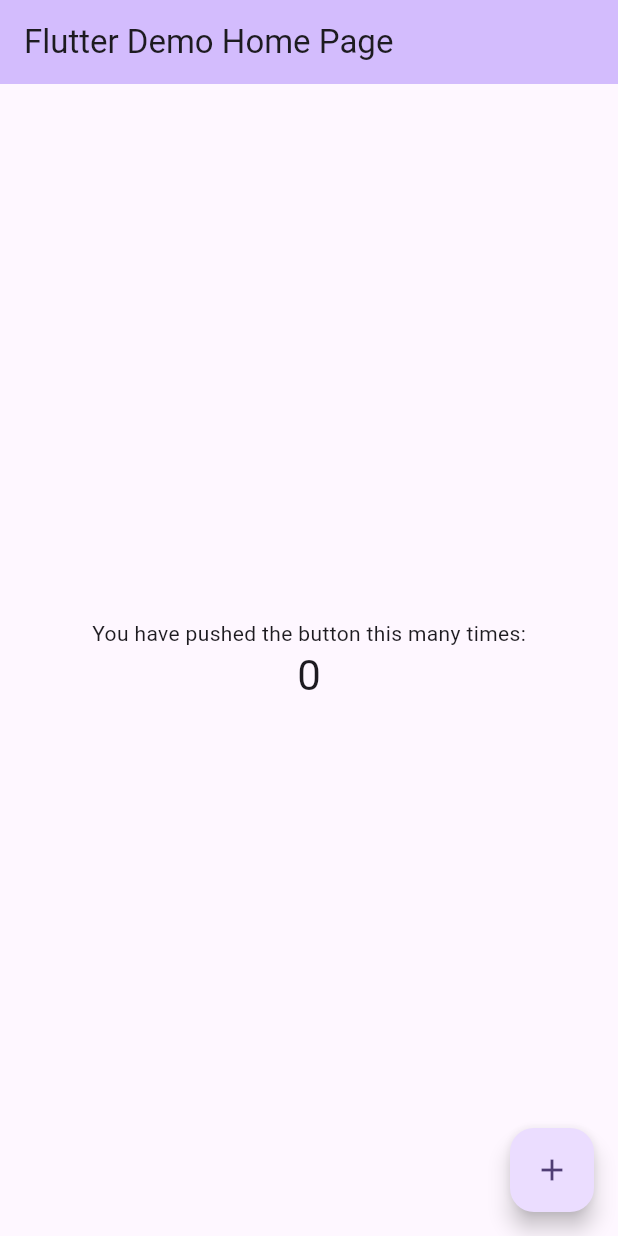
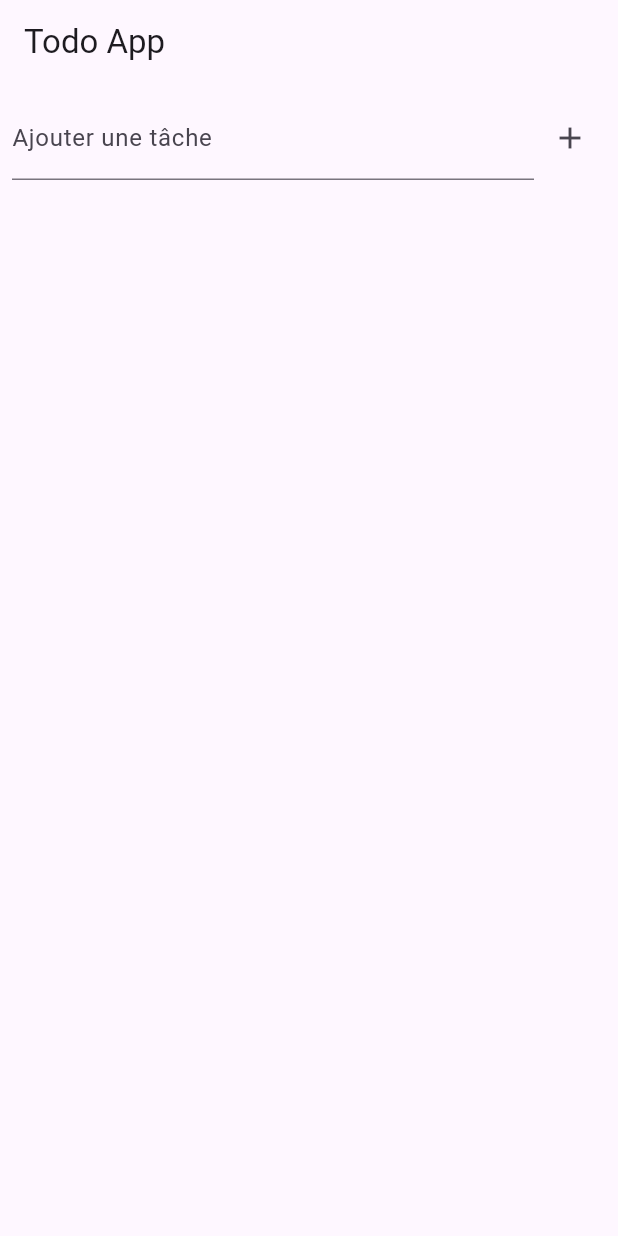
Before and after one commit to SaryDam/projet-web-angular-flutter-cloud, a Flutter app: the screen it shows after launch, on a phone screen of 412 x 824 dp. Run offline on Flutter 3.47's test engine with Material 3 defaults, Android fonts, the phone set to English and light mode, and no system bars.

Commit message:
ajout des composants Flutter

```diff
--- a/ma_todo_flutter/lib/main.dart
+++ b/ma_todo_flutter/lib/main.dart
@@ -1,125 +1,17 @@
 import 'package:flutter/material.dart';
+import 'screens/todo_screen.dart';
 
 void main() {
-  runApp(const MyApp());
+  runApp(MyApp());
 }
 
 class MyApp extends StatelessWidget {
-  const MyApp({super.key});
-
-  // This widget is the root of your application.
   @override
   Widget build(BuildContext context) {
     return MaterialApp(
-      title: 'Flutter Demo',
-      theme: ThemeData(
-        // This is the theme of your application.
-        //
-        // TRY THIS: Try running your application with "flutter run". You'll see
-        // the application has a purple toolbar. Then, without quitting the app,
-        // try changing the seedColor in the colorScheme below to Colors.green
-        // and then invoke "hot reload" (save your changes or press the "hot
-        // reload" button in a Flutter-supported IDE, or press "r" if you used
-        // the command line to start the app).
-        //
-        // Notice that the counter didn't reset back to zero; the application
-        // state is not lost during the reload. To reset the state, use hot
-        // restart instead.
-        //
-        // This works for code too, not just values: Most code changes can be
-        // tested with just a hot reload.
-        colorScheme: ColorScheme.fromSeed(seedColor: Colors.deepPurple),
-        useMaterial3: true,
-      ),
-      home: const MyHomePage(title: 'Flutter Demo Home Page'),
+      debugShowCheckedModeBanner: false,
+      title: 'Todo App',
+      home: TodoScreen(),
     );
   }
 }
-
-class MyHomePage extends StatefulWidget {
-  const MyHomePage({super.key, required this.title});
-
-  // This widget is the home page of your application. It is stateful, meaning
-  // that it has a State object (defined below) that contains fields that affect
-  // how it looks.
-
-  // This class is the configuration for the state. It holds the values (in this
-  // case the title) provided by the parent (in this case the App widget) and
-  // used by the build method of the State. Fields in a Widget subclass are
-  // always marked "final".
-
-  final String title;
-
-  @override
-  State<MyHomePage> createState() => _MyHomePageState();
-}
-
-class _MyHomePageState extends State<MyHomePage> {
-  int _counter = 0;
-
-  void _incrementCounter() {
-    setState(() {
-      // This call to setState tells the Flutter framework that something has
-      // changed in this State, which causes it to rerun the build method below
-      // so that the display can reflect the updated values. If we changed
-      // _counter without calling setState(), then the build method would not be
-      // called again, and so nothing would appear to happen.
-      _counter++;
-    });
-  }
-
-  @override
-  Widget build(BuildContext context) {
-    // This method is rerun every time setState is called, for instance as done
-    // by the _incrementCounter method above.
-    //
-    // The Flutter framework has been optimized to make rerunning build methods
-    // fast, so that you can just rebuild anything that needs updating rather
-    // than having to individually change instances of widgets.
-    return Scaffold(
-      appBar: AppBar(
-        // TRY THIS: Try changing the color here to a specific color (to
-        // Colors.amber, perhaps?) and trigger a hot reload to see the AppBar
-        // change color while the other colors stay the same.
-        backgroundColor: Theme.of(context).colorScheme.inversePrimary,
-        // Here we take the value from the MyHomePage object that was created by
-        // the App.build method, and use it to set our appbar title.
-        title: Text(widget.title),
-      ),
-      body: Center(
-        // Center is a layout widget. It takes a single child and positions it
-        // in the middle of the parent.
-        child: Column(
-          // Column is also a layout widget. It takes a list of children and
-          // arranges them vertically. By default, it sizes itself to fit its
-          // children horizontally, and tries to be as tall as its parent.
-          //
-          // Column has various properties to control how it sizes itself and
-          // how it positions its children. Here we use mainAxisAlignment to
-          // center the children vertically; the main axis here is the vertical
-          // axis because Columns are vertical (the cross axis would be
-          // horizontal).
-          //
-          // TRY THIS: Invoke "debug painting" (choose the "Toggle Debug Paint"
-          // action in the IDE, or press "p" in the console), to see the
-          // wireframe for each widget.
-          mainAxisAlignment: MainAxisAlignment.center,
-          children: <Widget>[
-            const Text(
-              'You have pushed the button this many times:',
-            ),
-            Text(
-              '$_counter',
-              style: Theme.of(context).textTheme.headlineMedium,
-            ),
-          ],
-        ),
-      ),
-      floatingActionButton: FloatingActionButton(
-        onPressed: _incrementCounter,
-        tooltip: 'Increment',
-        child: const Icon(Icons.add),
-      ), // This trailing comma makes auto-formatting nicer for build methods.
-    );
-  }
-}
--- /dev/null
+++ b/ma_todo_flutter/lib/models/todo.dart
@@ -0,0 +1,9 @@
+class Todo {
+  final String title;
+  bool isCompleted;
+
+  Todo({
+    required this.title,
+    this.isCompleted = false,
+  });
+}
--- /dev/null
+++ b/ma_todo_flutter/lib/screens/todo_screen.dart
@@ -0,0 +1,50 @@
+import 'package:flutter/material.dart';
+import 'package:ma_todo_flutter/widgets/todos_list_component.dart';
+import '../widgets/input_component.dart';
+import '../models/todo.dart';
+
+class TodoScreen extends StatefulWidget {
+  @override
+  _TodoScreenState createState() => _TodoScreenState();
+}
+
+class _TodoScreenState extends State<TodoScreen> {
+  List<Todo> todos = [];
+
+  void addTodo(String title) {
+    setState(() {
+      todos.add(Todo(title: title, isCompleted: false));
+    });
+  }
+
+  void toggleTodoStatus(int index) {
+    setState(() {
+      todos[index].isCompleted = !todos[index].isCompleted;
+    });
+  }
+
+  void deleteTodoAt(int index) {
+    setState(() {
+      todos.removeAt(index);
+    });
+  }
+
+  @override
+  Widget build(BuildContext context) {
+    return Scaffold(
+      appBar: AppBar(title: Text('Todo App')),
+      body: Column(
+        children: [
+          InputComponent(onAdd: addTodo),
+          Expanded(
+            child: TodosList(
+              todos: todos,
+              onToggle: toggleTodoStatus,
+              onDelete: deleteTodoAt,
+            ),
+          ),
+        ],
+      ),
+    );
+  }
+}
--- /dev/null
+++ b/ma_todo_flutter/lib/widgets/input_component.dart
@@ -0,0 +1,35 @@
+import 'package:flutter/material.dart';
+
+class InputComponent extends StatelessWidget {
+  final Function(String) onAdd;
+
+  InputComponent({required this.onAdd});
+
+  @override
+  Widget build(BuildContext context) {
+    final TextEditingController controller = TextEditingController();
+
+    return Padding(
+      padding: const EdgeInsets.all(8.0),
+      child: Row(
+        children: [
+          Expanded(
+            child: TextField(
+              controller: controller,
+              decoration: InputDecoration(labelText: 'Ajouter une tâche'),
+            ),
+          ),
+          IconButton(
+            icon: Icon(Icons.add),
+            onPressed: () {
+              if (controller.text.isNotEmpty) {
+                onAdd(controller.text);
+                controller.clear();
+              }
+            },
+          ),
+        ],
+      ),
+    );
+  }
+}
--- /dev/null
+++ b/ma_todo_flutter/lib/widgets/todos_list_component.dart
@@ -0,0 +1,31 @@
+import 'package:flutter/material.dart';
+import '../models/todo.dart';
+import 'todo_component.dart';
+
+class TodosList extends StatelessWidget {
+  final List<Todo> todos;
+  final Function(int) onToggle;
+  final Function(int) onDelete;
+
+  TodosList({
+    required this.todos,
+    required this.onToggle,
+    required this.onDelete,
+  });
+
+  @override
+  Widget build(BuildContext context) {
+    return ListView.builder(
+      itemCount: todos.length,
+      itemBuilder: (context, index) {
+        final todo = todos[index];
+        return TodoComponent(
+          title: todo.title,
+          isCompleted: todo.isCompleted,
+          onToggle: () => onToggle(index),
+          onDelete: () => onDelete(index),
+        );
+      },
+    );
+  }
+}
```
Also changed, not shown: ma_todo_flutter/lib/widgets/todo_component.dart (added, +35 -0 lines), ma_todo_flutter/lib/services/todo_service.dart (added), 1 other file.
